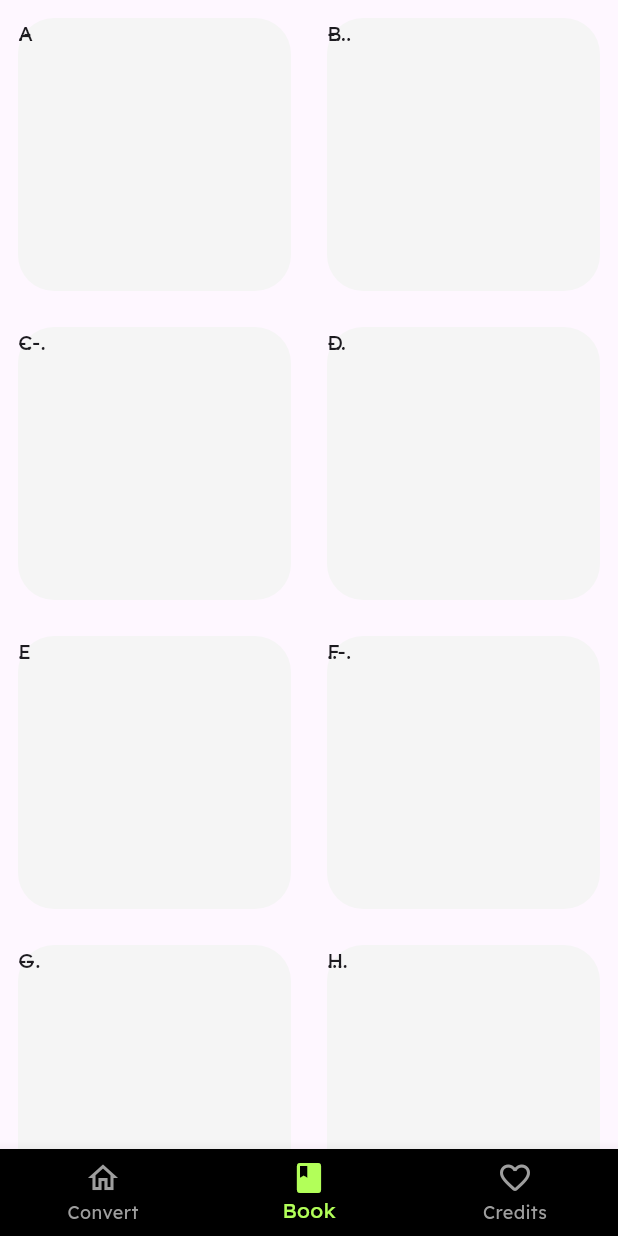
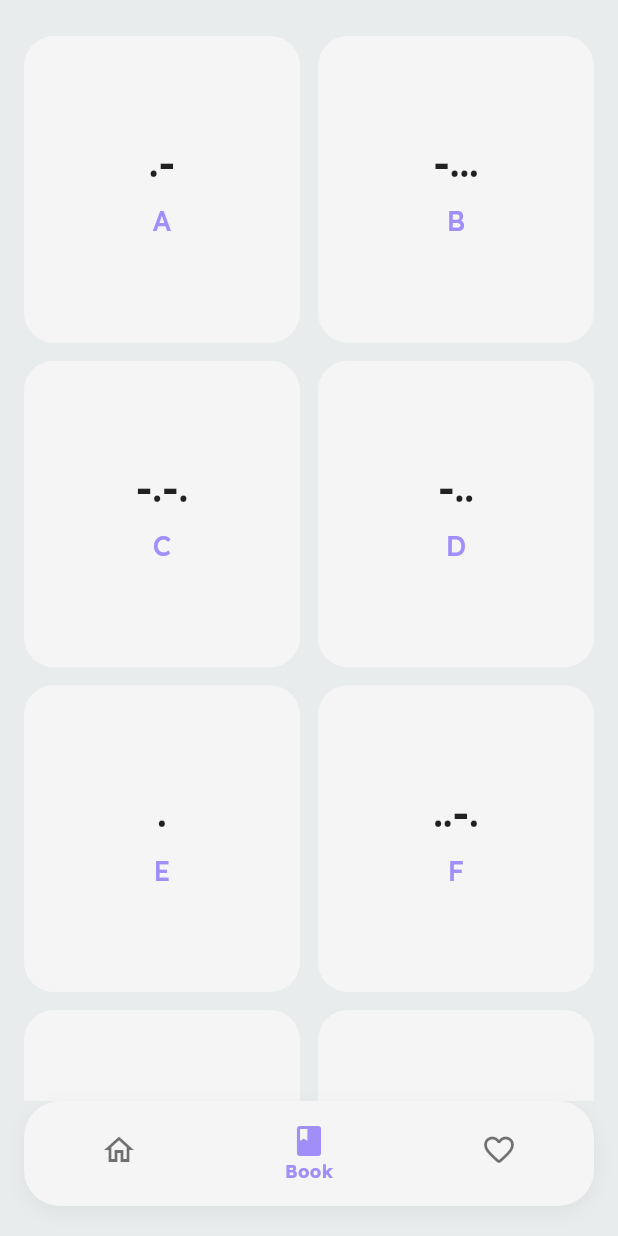
Before and after one commit to jydv402/morse.play, a Flutter app: the screen it shows after launch, item 2 of the bottom bar chosen, on a phone screen of 412 x 824 dp. Run offline on Flutter 3.47's test engine with Material 3 defaults, Android fonts, the phone set to English and light mode, and no system bars; our stand-ins replace audioplayers, flutter_riverpod, google_fonts; missing offline and left inert: iconify_flutter.

Commit message:
Add credits page, fix UI scaling issues, other restructures.

```diff
--- a/lib/main.dart
+++ b/lib/main.dart
@@ -19,3 +19,7 @@ class MyApp extends StatelessWidget {
     );
   }
 }
+
+class Consts {
+  static final Uri url = Uri.parse('https://github.com/jydv402/morse_web_play');
+}
--- a/lib/screens/book.dart
+++ b/lib/screens/book.dart
@@ -16,20 +16,27 @@ class _BookPageState extends ConsumerState<BookPage> {
   @override
   Widget build(BuildContext context) {
     final morse = ref.watch(morseServiceProvider);
+    final width = MediaQuery.of(context).size.width;
 
-    // Display the morse code in a grid format
-    return GridView.builder(
+    return Padding(
+      padding: const EdgeInsets.symmetric(horizontal: 16.0),
+      child: GridView.builder(
         itemCount: morse.morseCode.length,
-      // Define how much grid items to be shown per row. Max value can be 5
+        padding: const EdgeInsets.symmetric(vertical: 24),
         gridDelegate: SliverGridDelegateWithFixedCrossAxisCount(
-        crossAxisCount: min(MediaQuery.of(context).size.width ~/ 200, 5),
+          // Dynamically calculate the number of columns based on the screen width
+          crossAxisCount: min(width ~/ 200, 5),
+          crossAxisSpacing: 12,
+          mainAxisSpacing: 12,
+          childAspectRatio: 0.9,
         ),
         itemBuilder: (context, index) {
           return MorseTiles(
-          char: morse.morseCode.keys.toList()[index], // The alphabets
-          code: morse.morseCode.values.toList()[index], // The morse codes
+            char: morse.morseCode.keys.toList()[index],
+            code: morse.morseCode.values.toList()[index],
           );
         },
+      ),
     );
   }
 }
--- a/lib/screens/platform_decider.dart
+++ b/lib/screens/platform_decider.dart
@@ -5,7 +5,9 @@ import 'package:morse_web_play/models/nav_model.dart';
 import 'package:morse_web_play/providers/nav_provider.dart';
 import 'package:morse_web_play/screens/book.dart';
 import 'package:morse_web_play/screens/home.dart';
+import 'package:morse_web_play/widgets/bottombar.dart';
 import 'package:morse_web_play/widgets/sidebar.dart';
+import 'package:morse_web_play/screens/credits.dart';
 
 class PlatformDecider extends ConsumerWidget {
   const PlatformDecider({super.key});
@@ -17,42 +19,6 @@ class PlatformDecider extends ConsumerWidget {
     // Read the notifier for state changes
     final navNotifier = ref.read(navProvider.notifier);
 
-    final barDestinations = const [
-      BottomNavigationBarItem(
-        icon: Icon(Icons.home_outlined),
-        activeIcon: Icon(Icons.home_rounded),
-        label: 'Convert',
-      ),
-      BottomNavigationBarItem(
-        icon: Icon(Icons.book_outlined),
-        activeIcon: Icon(Icons.book_rounded),
-        label: 'Book',
-      ),
-      BottomNavigationBarItem(
-        icon: Icon(Icons.favorite_border_rounded),
-        activeIcon: Icon(Icons.favorite_rounded),
-        label: 'Credits',
-      ),
-    ];
-
-    final railDestinations = const [
-      NavigationRailDestination(
-        icon: Icon(Icons.home_outlined),
-        selectedIcon: Icon(Icons.home_rounded, color: Colors.lightGreenAccent),
-        label: Text('Convert'),
-      ),
-      NavigationRailDestination(
-        icon: Icon(Icons.book_outlined),
-        selectedIcon: Icon(Icons.book_rounded, color: Colors.lightGreenAccent),
-        label: Text('Book'),
-      ),
-      NavigationRailDestination(
-        icon: Icon(Icons.favorite_border_rounded),
-        selectedIcon: Icon(Icons.favorite_rounded, color: Colors.red),
-        label: Text('Credits'),
-      ),
-    ];
-
     Widget getPage(AppSection section) {
       switch (section) {
         case AppSection.converter:
@@ -60,7 +26,7 @@ class PlatformDecider extends ConsumerWidget {
         case AppSection.book:
           return const BookPage();
         case AppSection.credits:
-          return Text("Credits");
+          return const CreditsPage();
       }
     }
 
@@ -70,18 +36,15 @@ class PlatformDecider extends ConsumerWidget {
         if (constraints.maxWidth < 600) {
           // Small screen
           return Scaffold(
+            backgroundColor: lightBg,
             body: getPage(currentSection),
-            bottomNavigationBar: BottomNavigationBar(
-              type: BottomNavigationBarType.fixed,
-              items: barDestinations,
+            bottomNavigationBar: BottomBar(
               currentIndex: currentSection.index,
               onTap: (int index) {
-                // Call the Notifier with the new section
                 navNotifier.changeSection(AppSection.values[index]);
               },
-              backgroundColor: Colors.black,
-              selectedItemColor: Colors.lightGreenAccent,
-              unselectedItemColor: Colors.grey,
+              boxColor: pillsBg,
+              selectedColor: violetMorse,
             ),
           );
         } else {
--- /dev/null
+++ b/lib/widgets/bottombar.dart
@@ -0,0 +1,71 @@
+import 'package:flutter/material.dart';
+
+class BottomBar extends StatelessWidget {
+  final int currentIndex;
+  final ValueChanged<int> onTap;
+  final Color boxColor;
+  final Color selectedColor;
+  const BottomBar({
+    super.key,
+    required this.currentIndex,
+    required this.onTap,
+    required this.boxColor,
+    required this.selectedColor,
+  });
+
+  @override
+  Widget build(BuildContext context) {
+    final barDestinations = const [
+      BottomNavigationBarItem(
+        icon: Icon(Icons.home_outlined),
+        activeIcon: Icon(Icons.home_rounded),
+        label: 'Convert',
+      ),
+      BottomNavigationBarItem(
+        icon: Icon(Icons.book_outlined),
+        activeIcon: Icon(Icons.book_rounded),
+        label: 'Book',
+      ),
+      BottomNavigationBarItem(
+        icon: Icon(Icons.favorite_border_rounded),
+        activeIcon: Icon(Icons.favorite_rounded),
+        label: 'Credits',
+      ),
+    ];
+
+    return Container(
+      height: 70,
+      margin: const EdgeInsets.fromLTRB(16, 0, 16, 20),
+      decoration: BoxDecoration(
+        color: boxColor,
+        borderRadius: BorderRadius.circular(24),
+        boxShadow: [
+          BoxShadow(
+            color: Colors.black.withValues(alpha: 0.05),
+            blurRadius: 10,
+            offset: const Offset(0, 4),
+          ),
+        ],
+      ),
+      child: ClipRRect(
+        borderRadius: BorderRadius.circular(24),
+        child: BottomNavigationBar(
+          type: BottomNavigationBarType.fixed,
+          elevation: 0,
+          backgroundColor: Colors.transparent,
+          items: barDestinations,
+          currentIndex: currentIndex,
+          onTap: onTap,
+          selectedItemColor: selectedColor,
+          unselectedItemColor: Colors.black54,
+          showSelectedLabels: true,
+          showUnselectedLabels: false,
+          selectedLabelStyle: const TextStyle(
+            fontSize: 12,
+            fontWeight: FontWeight.bold,
+          ),
+        ),
+      ),
+    );
+  }
+}
--- a/lib/widgets/morse_tile.dart
+++ b/lib/widgets/morse_tile.dart
@@ -1,6 +1,8 @@
 import 'package:flutter/material.dart';
 import 'package:morse_web_play/models/colors.dart';
 
+/// A widget that displays a single morse code tile.
+/// Used in the morse code book.
 class MorseTiles extends StatelessWidget {
   final String char;
   final String code;
@@ -8,17 +10,34 @@ class MorseTiles extends StatelessWidget {
 
   @override
   Widget build(BuildContext context) {
-    return Padding(
-      padding: const EdgeInsets.all(12),
-      child: Container(
-        height: 200,
-        width: 200,
-        margin: const EdgeInsets.all(0),
-        decoration: BoxDecoration(
-          color: pillsBg,
-          borderRadius: BorderRadius.circular(24),
-        ),
-        child: Stack(children: [Text(char), Text(code)]),
+    return Container(
+      padding: const EdgeInsets.all(16),
+      decoration: BoxDecoration(
+        color: pillsBg,
+        borderRadius: BorderRadius.circular(20),
+      ),
+      child: Column(
+        mainAxisAlignment: MainAxisAlignment.center,
+        children: [
+          Text(
+            code,
+            style: const TextStyle(
+              fontSize: 24,
+              fontWeight: FontWeight.bold,
+              color: Colors.black87,
+            ),
+          ),
+          const SizedBox(height: 8),
+          Text(
+            char,
+            style: TextStyle(
+              fontSize: 18,
+              color: violetMorse,
+              letterSpacing: 1.5,
+              fontWeight: FontWeight.w500,
+            ),
+          ),
+        ],
       ),
     );
   }
--- a/lib/widgets/neo_container.dart
+++ /dev/null
@@ -1,4 +0,0 @@
-import 'package:flutter/material.dart';
-
-Container neoContainer(Color bg) =>
-    Container(decoration: BoxDecoration(color: bg));
--- a/lib/widgets/sidebar.dart
+++ b/lib/widgets/sidebar.dart
@@ -4,6 +4,7 @@ import 'package:iconify_flutter/icons/ph.dart';
 import 'package:morse_web_play/models/colors.dart';
 import 'package:morse_web_play/models/nav_model.dart';
 
+/// Custom sidebar widget for navigation.
 class CustomSidebar extends StatelessWidget {
   final AppSection selectedSection;
   final ValueChanged<AppSection> onSectionSelected;
```
Also changed, not shown: lib/screens/credits.dart (added, +134 -0 lines), lib/screens/home.dart (+33 -85 lines), lib/widgets/brand_bar.dart (+4 -4 lines), lib/widgets/converter_pill.dart (+6 -3 lines), pubspec.lock. Lines whose indentation alone changed are shown as unchanged.
